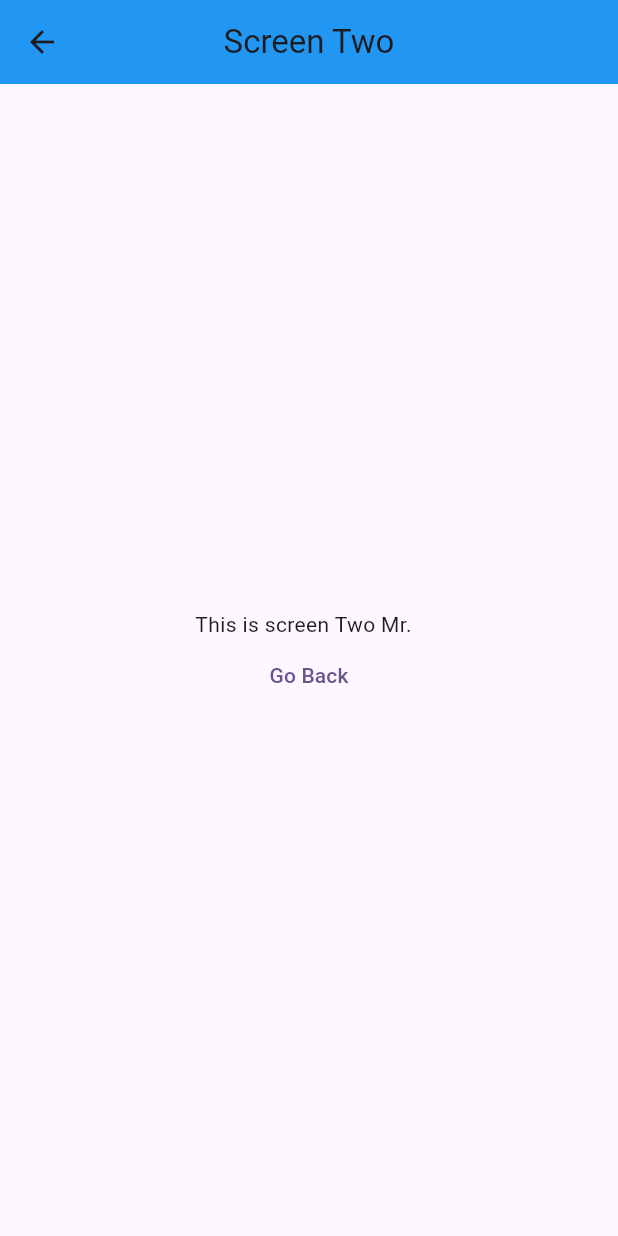
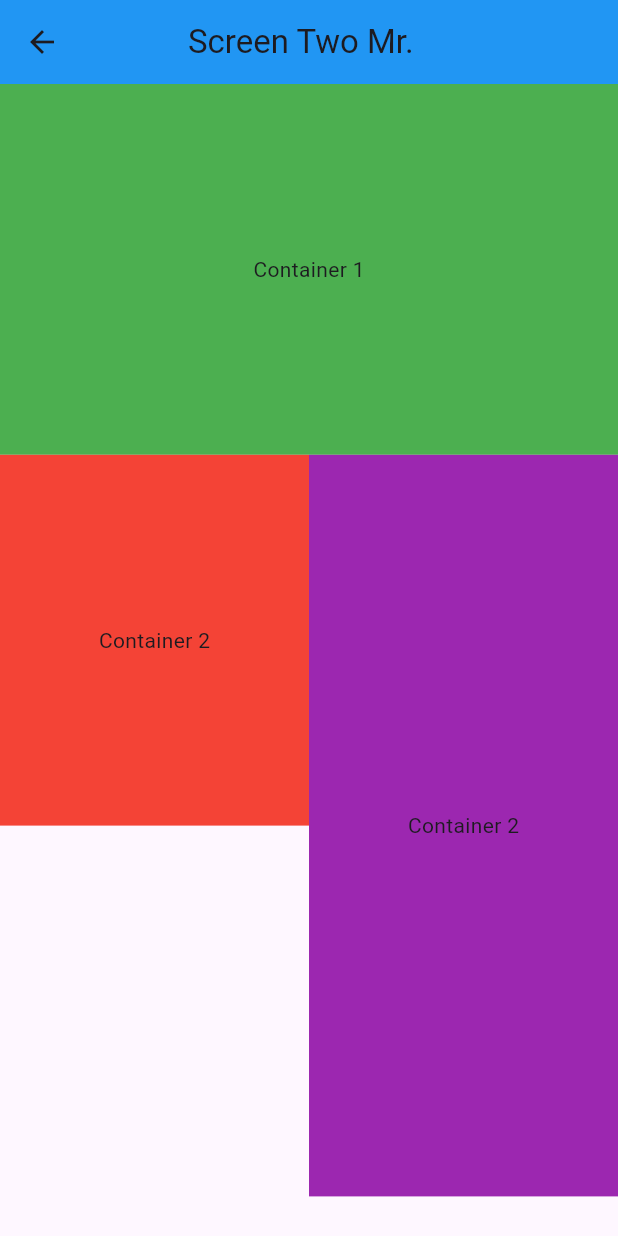
Before and after one commit to rn-byte/State_management, a Flutter app: the ScreenTwo screen opened directly with empty values, on a phone screen of 412 x 824 dp. Run offline on Flutter 3.47's test engine with Material 3 defaults, Android fonts, the phone set to English and light mode, and no system bars; our stand-ins replace get.

Commit message:
Flutter GetX Get Height & Get Width

```diff
--- a/getx_st_mgmt/lib/Views/screen_two.dart
+++ b/getx_st_mgmt/lib/Views/screen_two.dart
@@ -1,11 +1,9 @@
 import 'package:flutter/material.dart';
 import 'package:get/get.dart';
 
-// ignore: must_be_immutable
 class ScreenTwo extends StatefulWidget {
-  var name;
-  ScreenTwo({
-    this.name,
+  //var name;
+  const ScreenTwo({
     super.key,
   });
 
@@ -16,26 +14,50 @@ class ScreenTwo extends StatefulWidget {
 class _ScreenTwoState extends State<ScreenTwo> {
   @override
   Widget build(BuildContext context) {
+    //final height = MediaQuery.of(context).size.height * 0.8;
     return Scaffold(
       appBar: AppBar(
-        title: const Text('Screen Two'),
+        title: Text('Screen Two Mr. ${Get.arguments[0]} ${Get.arguments[1]}'),
         centerTitle: true,
         backgroundColor: Colors.blue,
       ),
-      body: Center(
-        child: Column(
-          mainAxisAlignment: MainAxisAlignment.center,
-          children: [
-            Text(
-                "This is screen Two Mr. ${Get.arguments[0]} ${Get.arguments[1]}"),
-            TextButton(
-                onPressed: () {
-                  // Navigator.pop(context);
-                  Get.back();
-                },
-                child: const Text('Go Back'))
-          ],
-        ),
+      body: Column(
+        mainAxisAlignment: MainAxisAlignment.start,
+        crossAxisAlignment: CrossAxisAlignment.start,
+        children: [
+          // Text(
+          //     "This is screen Two Mr. ${Get.arguments[0]} ${Get.arguments[1]}"),
+          // TextButton(
+          //     onPressed: () {
+          //       // Navigator.pop(context);
+          //       Get.back();
+          //     },
+          //     child: const Text('Go Back'))
+          Container(
+            height: Get.height * .3,
+            width: Get.width * 1,
+            color: Colors.green,
+            child: const Center(child: Text('Container 1')),
+          ),
+          Row(
+            mainAxisAlignment: MainAxisAlignment.start,
+            crossAxisAlignment: CrossAxisAlignment.start,
+            children: [
+              Container(
+                height: Get.height * .3,
+                width: Get.width * .5,
+                color: Colors.red,
+                child: const Center(child: Text('Container 2')),
+              ),
+              Container(
+                height: Get.height * .6,
+                width: Get.width * .5,
+                color: Colors.purple,
+                child: const Center(child: Text('Container 2')),
+              ),
+            ],
+          )
+        ],
       ),
     );
   }
--- a/getx_st_mgmt/lib/main.dart
+++ b/getx_st_mgmt/lib/main.dart
@@ -29,7 +29,7 @@ class MyApp extends StatelessWidget {
       getPages: [
         GetPage(name: '/', page: () => const HomeView()),
         GetPage(name: '/ScreenOne', page: () => const ScreenOne()),
-        GetPage(name: '/ScreenTwo', page: () => ScreenTwo()),
+        GetPage(name: '/ScreenTwo', page: () => const ScreenTwo()),
       ],
     );
   }
```
